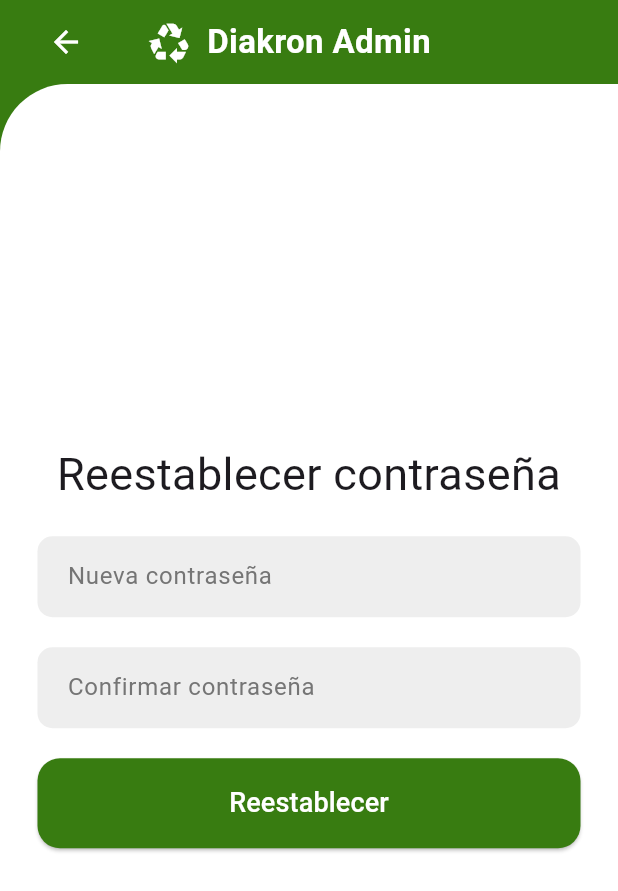
After one commit to Adotal/diakron-admin, a Flutter app: the ResetPasswordScreen screen opened by its route, on a phone screen of 412 x 824 dp. The commit adds this screen. Shown: the top 891 px of the screen. Run offline on Flutter 3.47's test engine with Material 3 defaults, Android fonts, the phone set to English and light mode, and no system bars; our stand-ins replace go_router, logger, supabase_flutter; accounts and stored records are empty; network calls fail; Roboto replaces fonts that are missing (Arial).

Commit message:
MVVM auth almost complete
It is missing complete database and separate logout button in viewmodel

```diff
--- a/lib/l10n/app_es.arb
+++ b/lib/l10n/app_es.arb
@@ -35,5 +35,7 @@
   "wantToJoinUs": "¿Quieres formar parte de nosotros?",
   "@wantToJoinUs": {},
   "forgotYourPassword": "¿Olvidaste tu contraseña?",
-  "@forgotYourPassword": {}
+  "@forgotYourPassword": {},
+  "sendLink": "Enviar enlace",
+  "@sendLink": {}
 }
--- a/lib/l10n/app_localizations.dart
+++ b/lib/l10n/app_localizations.dart
@@ -205,6 +205,12 @@ abstract class AppLocalizations {
   /// In es, this message translates to:
   /// **'¿Olvidaste tu contraseña?'**
   String get forgotYourPassword;
+
+  /// No description provided for @sendLink.
+  ///
+  /// In es, this message translates to:
+  /// **'Enviar enlace'**
+  String get sendLink;
 }
 
 class _AppLocalizationsDelegate
--- a/lib/l10n/app_localizations_en.dart
+++ b/lib/l10n/app_localizations_en.dart
@@ -61,4 +61,7 @@ class AppLocalizationsEn extends AppLocalizations {
 
   @override
   String get forgotYourPassword => 'Forgot your password?';
+
+  @override
+  String get sendLink => 'Enviar enlace';
 }
--- a/lib/l10n/app_localizations_es.dart
+++ b/lib/l10n/app_localizations_es.dart
@@ -61,4 +61,7 @@ class AppLocalizationsEs extends AppLocalizations {
 
   @override
   String get forgotYourPassword => '¿Olvidaste tu contraseña?';
+
+  @override
+  String get sendLink => 'Enviar enlace';
 }
--- a/lib/routing/router.dart
+++ b/lib/routing/router.dart
@@ -1,10 +1,12 @@
 // Routes manager
 import 'package:diakron_admin/data/repositories/auth/auth_repository.dart';
 import 'package:diakron_admin/routing/routes.dart';
+import 'package:diakron_admin/ui/auth/forgot_password/view_models/forgot_password_viewmodel.dart';
 import 'package:diakron_admin/ui/auth/forgot_password/widgets/forgot_password_screen.dart';
 import 'package:diakron_admin/ui/auth/login/view_models/login_viewmodel.dart';
 import 'package:diakron_admin/ui/auth/login/widgets/login_screen.dart';
-import 'package:diakron_admin/ui/auth/new_password/widgets/new_password_screen.dart';
+import 'package:diakron_admin/ui/auth/reset_password/view_models/reset_password_viewmodel.dart';
+import 'package:diakron_admin/ui/auth/reset_password/widgets/reset_password_screen.dart';
 import 'package:diakron_admin/ui/auth/sigunp/view_models/signup_viewmodel.dart';
 import 'package:diakron_admin/ui/auth/sigunp/widgets/signup_screen.dart';
 import 'package:diakron_admin/ui/home/view_models/home_viewmodel.dart';
@@ -12,11 +14,11 @@ import 'package:diakron_admin/ui/home/widgets/home_screen.dart';
 import 'package:flutter/material.dart';
 import 'package:go_router/go_router.dart';
 import 'package:provider/provider.dart';
-import 'package:supabase_flutter/supabase_flutter.dart';
 
-final GoRouter router = GoRouter(
-  initialLocation: Routes.login,
+GoRouter router(AuthRepository authRepository) => GoRouter(
+  initialLocation: Routes.home,
   debugLogDiagnostics: true, // TESTING
+  refreshListenable: authRepository,
   redirect: _redirect,
 
   routes: [
@@ -42,19 +44,27 @@ final GoRouter router = GoRouter(
     GoRoute(
       path: Routes.forgotpassword,
       builder: (context, state) {
-        return const ForgotPasswordScreen();
+        final viewModel = ForgotPasswordViewmodel(
+          authRepository: context.read<AuthRepository>(),
+        );
+        return ForgotPasswordScreen(viewModel: viewModel);
       },
     ),
     GoRoute(
-      path: Routes.newpassword,
+      path: Routes.resetpassword,
       builder: (context, state) {
-        return const NewPasswordScreen();
+        final viewModel = ResetPasswordViewmodel(
+          authRepository: context.read<AuthRepository>()
+        );
+        return ResetPasswordScreen(viewModel: viewModel);
       },
     ),
     GoRoute(
       path: Routes.signup,
       builder: (context, state) {
-        final viewModel = SignupViewmodel(authRepository: context.read<AuthRepository>());
+        final viewModel = SignupViewmodel(
+          authRepository: context.read<AuthRepository>(),
+        );
         return SignupScreen(viewModel: viewModel);
       },
     ),
@@ -62,26 +72,61 @@ final GoRouter router = GoRouter(
 );
 
 Future<String?> _redirect(BuildContext context, GoRouterState state) async {
-  // if the user is not logged in, they need to login
-  final session = Supabase.instance.client.auth.currentSession;
-  final bool loggedIn = (session != null);
-  final bool loggingIn = (state.matchedLocation == Routes.login);
+  final authRepo = context.read<AuthRepository>();
+  final bool loggedIn = authRepo.isAuthenticated;
 
-  // If logged in and in login page
-  if (loggedIn && loggingIn) {
-    return Routes.home;
+  // Locations
+  final bool isAtLogin = state.matchedLocation == Routes.login;
+  final bool isAtReset = state.matchedLocation == Routes.resetpassword;
+  final bool isAtForgot = state.matchedLocation == Routes.forgotpassword;
+  final bool isAtSignup = state.matchedLocation == Routes.signup;
+
+  // 1. HIGHEST PRIORITY: Password Recovery
+  // If Supabase tells us we are in recovery mode, force the reset page.
+  if (authRepo.isRecoveringPassword) {
+    return isAtReset ? null : Routes.resetpassword;
   }
 
-  // no need to redirect at all
-  return null;
+  // 2. If not logged in, and not on an "Auth" page (login, signup, forgot), go to Login
+  if (!loggedIn) {
+    if (isAtLogin || isAtForgot || isAtSignup || isAtReset) {
+      return null;
+    }
+    return Routes.login;
+  }
 
-  // // If not logged in, go to login
-  // if (!loggedIn) {
-  //   return Routes.login;
-  // }
-  // // If the program arrived here, it has logged in
-  // // if the user  still on the login page, send them to the home page
-  // if (loggingIn) {
+  // 3. If logged in but trying to hit the login or signup page, go Home
+  // if (loggedIn && (isAtLogin || isAtSignup)) {
   //   return Routes.home;
   // }
+
+  return null;
 }
+
+// Future<String?> _redirect(BuildContext context, GoRouterState state) async {
+//   // if the user is not logged in, they need to login
+//   final bool loggedIn = context.read<AuthRepository>().isAuthenticated;
+//   final bool loggingIn = (state.matchedLocation == Routes.login);
+
+//   // Deep Link for Password Reset
+//   // Supabase sends the user to /callback by default;
+//   // check if the incoming path matches your reset route.
+//   final bool isResetting = (state.matchedLocation == Routes.resetpassword);
+
+//   if (context.read<AuthRepository>().isRecoveringPassword) {
+//     return Routes.resetpassword; // Push them to the reset screen
+//   }
+
+//   // If not logged in and its not already on login/reset page, force login
+//   // if (!loggedIn && loggingIn && !isResetting) {
+//   //   return Routes.login;
+//   // }
+
+//   // If logged in and trying to go to login page, send home
+//   // if (loggedIn && loggingIn && !isResetting) {
+//   //   return Routes.home;
+//   // }
+
+//   // No need to redirect at all
+//   return null;
+// }
--- a/lib/routing/routes.dart
+++ b/lib/routing/routes.dart
@@ -3,6 +3,6 @@ abstract final class Routes {
   static const home = '/';
   static const login = '/login';
   static const forgotpassword = '/forgotpassword';
-  static const newpassword = '/newpassword';
+  static const resetpassword = '/reset-password';
   static const signup = '/signup';
 }
--- a/lib/ui/auth/login/widgets/login_screen.dart
+++ b/lib/ui/auth/login/widgets/login_screen.dart
@@ -310,7 +310,9 @@ class _LoginScreenState extends State<LoginScreen>
       // Ve a home
       if (mounted) context.go(Routes.home);
     }
+
     if (widget.viewModel.login.error) {
+      final error = widget.viewModel.login.result;
       widget.viewModel.login.clearResult();
 
       if (mounted) {
@@ -319,7 +321,7 @@ class _LoginScreenState extends State<LoginScreen>
             duration: Duration(seconds: 5),
             persist: false,
             dismissDirection: DismissDirection.horizontal,
-            content: Text('Error on login'),
+            content: Text('Error: $error'),
             action: SnackBarAction(
               label: "Try again",
               onPressed: () => widget.viewModel.login.execute((
--- /dev/null
+++ b/lib/ui/auth/reset_password/view_models/reset_password_viewmodel.dart
@@ -0,0 +1,31 @@
+import 'package:diakron_admin/data/repositories/auth/auth_repository.dart';
+import 'package:diakron_admin/utils/command.dart';
+import 'package:diakron_admin/utils/result.dart';
+import 'package:flutter/material.dart';
+
+class ResetPasswordViewmodel extends ChangeNotifier {
+  ResetPasswordViewmodel({required AuthRepository authRepository})
+    : _authRepository = authRepository {
+    updatePassword = Command1<void, (String password, String confirmPassword)>(
+      _updatePassword,
+    );
+  }
+
+  final AuthRepository _authRepository;
+
+  late Command1 updatePassword;
+
+  Future<Result<void>> _updatePassword((String, String) passwords) async {
+    final (password, confirmPassword) = passwords;
+
+    if (password != confirmPassword ||
+        password.isEmpty ||
+        confirmPassword.isEmpty) {
+      return Result.error(Exception('Passwords empty or dont match'));
+    }
+
+    final result = await _authRepository.updatePassword(password: password);
+
+    return result;
+  }
+}
--- /dev/null
+++ b/lib/ui/auth/reset_password/widgets/reset_password_screen.dart
@@ -0,0 +1,101 @@
+import 'package:diakron_admin/routing/routes.dart';
+import 'package:diakron_admin/ui/auth/reset_password/view_models/reset_password_viewmodel.dart';
+import 'package:diakron_admin/ui/core/themes/dimens.dart';
+import 'package:diakron_admin/ui/core/ui/custom_screen.dart';
+import 'package:diakron_admin/ui/core/ui/form_button.dart';
+import 'package:diakron_admin/ui/core/ui/input_text.dart';
+import 'package:flutter/material.dart';
+import 'package:go_router/go_router.dart';
+
+class ResetPasswordScreen extends StatefulWidget {
+  const ResetPasswordScreen({super.key, required this.viewModel});
+
+  final ResetPasswordViewmodel viewModel;
+
+  @override
+  State<ResetPasswordScreen> createState() => _ResetPasswordScreenState();
+}
+
+class _ResetPasswordScreenState extends State<ResetPasswordScreen> {
+  final TextEditingController _password = TextEditingController();
+  final TextEditingController _confirmPassword = TextEditingController();
+
+  @override
+  void initState() {
+    super.initState();
+    widget.viewModel.updatePassword.addListener(_onUpdatePassword);
+  }
+
+  @override
+  void didUpdateWidget(covariant ResetPasswordScreen oldWidget) {
+    super.didUpdateWidget(oldWidget);
+    oldWidget.viewModel.updatePassword.removeListener(_onUpdatePassword);
+    widget.viewModel.updatePassword.addListener(_onUpdatePassword);
+  }
+
+  @override
+  void dispose() {
+    widget.viewModel.removeListener(_onUpdatePassword);
+    super.dispose();
+  }
+
+  @override
+  Widget build(BuildContext context) {
+    return CustomScreen(
+      child: Center(
+        child: ListView(
+          shrinkWrap: true,
+          padding: const EdgeInsets.all(25.0),
+          children: [
+            const Text(
+              textAlign: TextAlign.center,
+              "Reestablecer contraseña",
+              style: TextStyle(fontSize: Dimens.fontBig),
+            ),
+            const SizedBox(height: Dimens.paddingVertical),
+            InputText(controller: _password, hintText: "Nueva contraseña"),
+            const SizedBox(height: Dimens.paddingVertical),
+            InputText(
+              controller: _confirmPassword,
+              hintText: "Confirmar contraseña",
+            ),
+            const SizedBox(height: Dimens.paddingVertical),
+            FormButton(
+              text: "Reestablecer",
+              onPressed: () {
+                widget.viewModel.updatePassword.execute((
+                  _password.value.text,
+                  _confirmPassword.value.text,
+                ));
+              },
+              listenable: widget.viewModel.updatePassword,
+            ),
+            SizedBox(height: Dimens.paddingVertical),
+          ],
+        ),
+      ),
+    );
+  }
+
+  void _onUpdatePassword() {
+
+    if (widget.viewModel.updatePassword.completed) {
+      widget.viewModel.updatePassword.clearResult();
+
+      ScaffoldMessenger.of(
+        context,
+      ).showSnackBar(SnackBar(content: Text('Nueva contraseña actualizada')));
+      context.go(Routes.login);
+    }
+
+    if (widget.viewModel.updatePassword.error) {
+      final error = widget.viewModel.updatePassword.result;
+      widget.viewModel.updatePassword.clearResult();
+
+      ScaffoldMessenger.of(
+        context,
+      ).showSnackBar(SnackBar(content: Text('$error')));
+    }
+
+  }
+}
--- a/lib/ui/auth/sigunp/view_models/signup_viewmodel.dart
+++ b/lib/ui/auth/sigunp/view_models/signup_viewmodel.dart
@@ -1,9 +1,10 @@
 import 'package:diakron_admin/data/repositories/auth/auth_repository.dart';
 import 'package:diakron_admin/utils/command.dart';
 import 'package:diakron_admin/utils/result.dart';
+import 'package:flutter/foundation.dart';
 import 'package:logger/web.dart';
 
-class SignupViewmodel {
+class SignupViewmodel extends ChangeNotifier{
   SignupViewmodel({required AuthRepository authRepository})
     : _authRepository = authRepository {
     signup =
@@ -20,7 +21,6 @@ class SignupViewmodel {
   Future<Result<void>> _signUp((String, String, String) data) async {
     final (email, password, confirmPassword) = data;
 
-    await Future.delayed(const Duration(seconds: 2));
     _logger.i("Email:$email\nPsw:$password\nconfPsw:$confirmPassword");
 
     if (password != confirmPassword ||
@@ -29,7 +29,7 @@ class SignupViewmodel {
       return Result.error(Exception('pws_not_match'));
     }
 
-    // Try to login
+    // Try to sign up
     final result = await _authRepository.signUp(
       email: email,
       password: password,
--- a/lib/ui/auth/sigunp/widgets/signup_screen.dart
+++ b/lib/ui/auth/sigunp/widgets/signup_screen.dart
@@ -44,7 +44,7 @@ class _SignupScreenState extends State<SignupScreen> {
   @override
   void didUpdateWidget(covariant SignupScreen oldWidget) {
     super.didUpdateWidget(oldWidget);
-    widget.viewModel.signup.removeListener(_onSignUpResult);
+    oldWidget.viewModel.signup.removeListener(_onSignUpResult);
     widget.viewModel.signup.addListener(_onSignUpResult);
   }
 
--- a/lib/ui/core/themes/dimens.dart
+++ b/lib/ui/core/themes/dimens.dart
@@ -13,7 +13,7 @@ abstract final class Dimens {
 
   static const fontSmall = 12.0;
   static const fontMedium = 18.0;
-  static const fontBig = 18.0;
+  static const fontBig = 30.0;
   static const fontTitle = 40.0;
   static const fontSubtitle = 30.0;
 
--- /dev/null
+++ b/lib/ui/core/ui/custom_screen.dart
@@ -0,0 +1,77 @@
+import 'package:diakron_admin/ui/core/themes/app_strings.dart';
+import 'package:diakron_admin/ui/core/themes/colors.dart';
+import 'package:flutter/material.dart';
+import 'package:go_router/go_router.dart';
+
+class CustomScreen extends StatelessWidget {
+  const CustomScreen({super.key, required this.child,});
+
+  final Widget child;
+
+  @override
+  Widget build(BuildContext context) {
+    return Scaffold(
+      backgroundColor: AppColors.greenDiakron1, // El verde de Diakron
+      body: Column(
+        children: [
+          // SECCIÓN SUPERIOR (AppBar Personalizada)
+          SafeArea(
+            bottom: false, // No padding abajo para que pegue con lo blanco
+            child: Container(
+              padding: const EdgeInsets.symmetric(
+                horizontal: 20.0,
+                vertical: 4,
+              ),
+              width: double.infinity,
+              child: Row(
+                children: [
+                  // Back button
+                  IconButton(
+                    icon: Icon(Icons.arrow_back, color: Colors.white),
+                    onPressed: () {
+                      if (context.canPop()) {
+                        context.pop();
+                      }
+                    },
+                  ),
+                  const SizedBox(width: 30),
+                  const Icon(Icons.recycling, color: Colors.white, size: 30),
+                  const SizedBox(width: 10),
+                  const Text(
+                    AppStrings.appName,
+                    style: TextStyle(
+                      color: Colors.white,
+                      fontSize: 22,
+                      fontWeight: FontWeight.bold,
+                    ),
+                  ),
+                ],
+              ),
+            ),
+          ),
+
+          // Cuerpo de la app)
+          Expanded(
+            child: Container(
+              width: double.infinity,
+              decoration: const BoxDecoration(
+                color: Colors.white,
+                borderRadius: BorderRadius.only(
+                  topLeft: Radius.circular(
+                    45.0,
+                  ), // Curva pronunciada de tu imagen
+                ),
+              ),
+              child: ClipRRect(
+                borderRadius: const BorderRadius.only(
+                  topLeft: Radius.circular(45.0),
+                ),
+                child: child,
+              ),
+            ),
+          ),
+        ],
+      ),
+    );
+  }
+}
```
Also changed, not shown: lib/data/repositories/auth/auth_repository.dart (+48 -8 lines), lib/data/services/auth_service.dart (+37 -21 lines), lib/main.dart (+24 -10 lines), lib/ui/auth/forgot_password/view_models/forgot_password_viewmodel.dart (added, +33 -0 lines), lib/ui/auth/forgot_password/widgets/forgot_password_screen.dart (+58 -19 lines), lib/ui/auth/new_password/widgets/new_password_screen.dart (deleted, +0 -48 lines), 3 other files.
